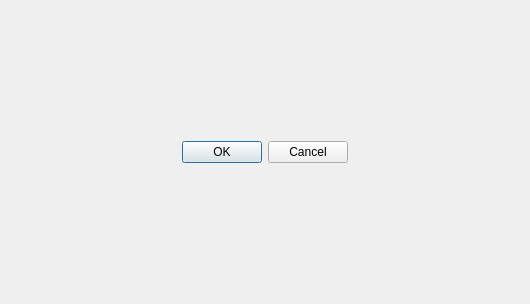
First picture: the form in omodscan/dialogmsgparser.ui, repository sanny32/OpenModScan, before the edit.
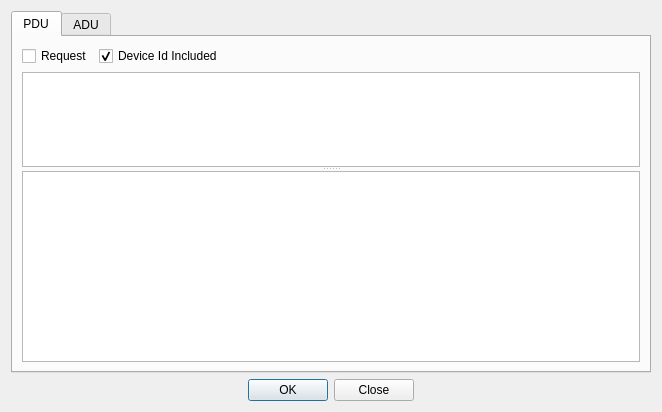
Second picture: the form after the edit. Custom widgets are drawn as their Qt base class.

Commit message: Developing modbus message parser

What changed in the file:
```diff
--- a/omodscan/dialogmsgparser.ui
+++ b/omodscan/dialogmsgparser.ui
@@ -6,21 +6,97 @@
    <rect>
     <x>0</x>
     <y>0</y>
-    <width>530</width>
-    <height>304</height>
+    <width>662</width>
+    <height>412</height>
    </rect>
   </property>
   <property name="windowTitle">
    <string>Dialog</string>
   </property>
   <layout class="QVBoxLayout" name="verticalLayout">
+   <item>
+    <widget class="QTabWidget" name="tabWidget">
+     <property name="currentIndex">
+      <number>0</number>
+     </property>
+     <widget class="QWidget" name="tabPdu">
+      <attribute name="title">
+       <string>PDU</string>
+      </attribute>
+      <layout class="QVBoxLayout" name="verticalLayout_2">
+       <item>
+        <layout class="QHBoxLayout" name="horizontalLayout">
+         <item>
+          <widget class="QCheckBox" name="pduRequest">
+           <property name="text">
+            <string>Request</string>
+           </property>
+          </widget>
+         </item>
+         <item>
+          <widget class="QCheckBox" name="deviceIdIncluded">
+           <property name="text">
+            <string>Device Id Included</string>
+           </property>
+           <property name="checked">
+            <bool>true</bool>
+           </property>
+          </widget>
+         </item>
+         <item>
+          <spacer name="horizontalSpacer">
+           <property name="orientation">
+            <enum>Qt::Horizontal</enum>
+           </property>
+           <property name="sizeHint" stdset="0">
+            <size>
+             <width>40</width>
+             <height>20</height>
+            </size>
+           </property>
+          </spacer>
+         </item>
+        </layout>
+       </item>
+       <item>
+        <widget class="QSplitter" name="splitter">
+         <property name="orientation">
+          <enum>Qt::Vertical</enum>
+         </property>
+         <widget class="ByteListTextEdit" name="pduData">
+          <property name="sizePolicy">
+           <sizepolicy hsizetype="Expanding" vsizetype="Expanding">
+            <horstretch>0</horstretch>
+            <verstretch>1</verstretch>
+           </sizepolicy>
+          </property>
+         </widget>
+         <widget class="ModbusMessageWidget" name="pduInfo">
+          <property name="sizePolicy">
+           <sizepolicy hsizetype="Expanding" vsizetype="Expanding">
+            <horstretch>0</horstretch>
+            <verstretch>2</verstretch>
+           </sizepolicy>
+          </property>
+         </widget>
+        </widget>
+       </item>
+      </layout>
+     </widget>
+     <widget class="QWidget" name="tabAdu">
+      <attribute name="title">
+       <string>ADU</string>
+      </attribute>
+     </widget>
+    </widget>
+   </item>
    <item>
     <widget class="QDialogButtonBox" name="buttonBox">
      <property name="orientation">
       <enum>Qt::Horizontal</enum>
      </property>
      <property name="standardButtons">
-      <set>QDialogButtonBox::Cancel|QDialogButtonBox::Ok</set>
+      <set>QDialogButtonBox::Close|QDialogButtonBox::Ok</set>
      </property>
      <property name="centerButtons">
       <bool>true</bool>
@@ -29,6 +105,18 @@
    </item>
   </layout>
  </widget>
+ <customwidgets>
+  <customwidget>
+   <class>ModbusMessageWidget</class>
+   <extends>QListWidget</extends>
+   <header>modbusmessagewidget.h</header>
+  </customwidget>
+  <customwidget>
+   <class>ByteListTextEdit</class>
+   <extends>QPlainTextEdit</extends>
+   <header>bytelisttextedit.h</header>
+  </customwidget>
+ </customwidgets>
  <resources/>
  <connections>
   <connection>
```
Left out of the diff: 2 changed lines with no effect on the pictures.
